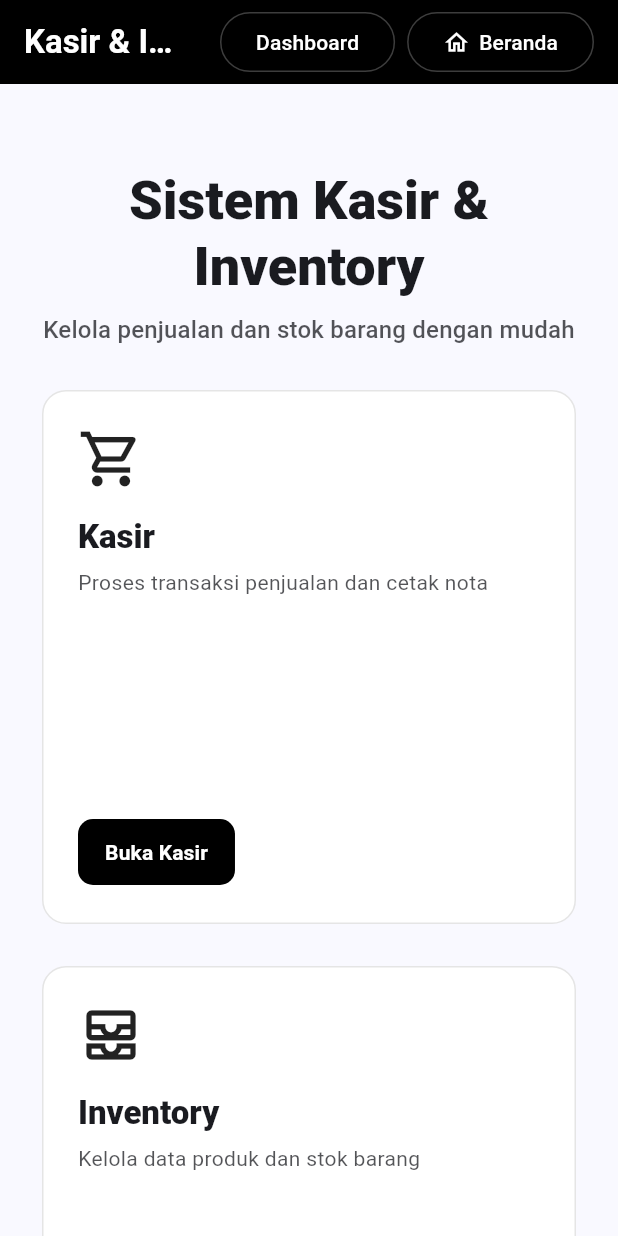
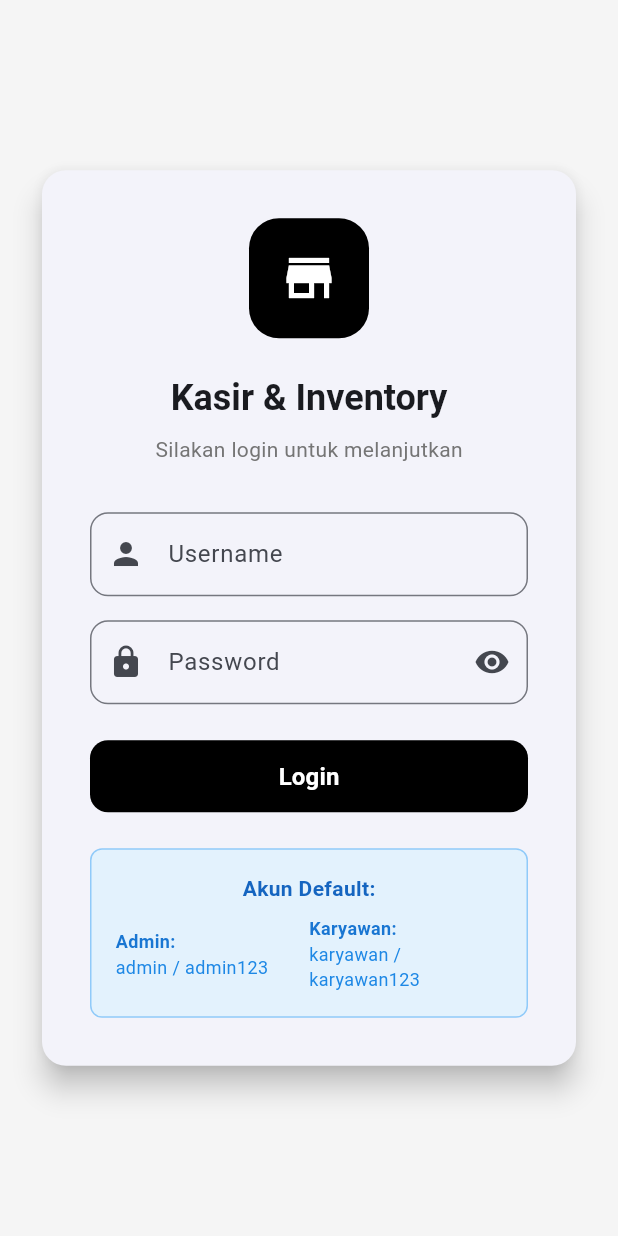
Before and after one commit to msyafach/aplikasi_kasir, a Flutter app: the screen it shows after launch, on a phone screen of 412 x 824 dp. Run offline on Flutter 3.47's test engine with Material 3 defaults, Android fonts, the phone set to English and light mode, and no system bars; our stand-ins replace file_picker, pdf, printing, sqflite, sqflite_common_ffi; accounts and stored records are empty.

Commit message:
login page addition

```diff
--- a/kasir_desktop/lib/main.dart
+++ b/kasir_desktop/lib/main.dart
@@ -2,8 +2,9 @@ import 'package:flutter/material.dart';
 import 'package:sqflite_common_ffi/sqflite_ffi.dart';
 import 'package:intl/date_symbol_data_local.dart';
 
-import 'pages/home.dart';
+import 'pages/auth_wrapper.dart';
 import 'services/db.dart';
+import 'services/auth_service.dart';
 
 Future<void> main() async {
   WidgetsFlutterBinding.ensureInitialized();
@@ -11,6 +12,7 @@ Future<void> main() async {
   sqfliteFfiInit();
   databaseFactory = databaseFactoryFfi;
   await DatabaseService.instance.open();
+  await AuthService.instance.initializeAuth();
   runApp(const KasirApp());
 }
 
@@ -18,6 +20,9 @@ class KasirApp extends StatelessWidget {
   const KasirApp({super.key});
   @override
   Widget build(BuildContext context) {
+    return ListenableBuilder(
+      listenable: AuthService.instance,
+      builder: (context, child) {
         return MaterialApp(
           title: 'Kasir & Inventory',
           debugShowCheckedModeBanner: false,
@@ -25,7 +30,9 @@ class KasirApp extends StatelessWidget {
             useMaterial3: true,
             colorScheme: ColorScheme.fromSeed(seedColor: const Color(0xFF111827)),
           ),
-      home: const HomePage(),
+          home: const AuthWrapper(),
+        );
+      },
     );
   }
 }
--- /dev/null
+++ b/kasir_desktop/lib/pages/auth_wrapper.dart
@@ -0,0 +1,24 @@
+import 'package:flutter/material.dart';
+import '../services/auth_service.dart';
+import 'login.dart';
+import 'home.dart';
+
+class AuthWrapper extends StatelessWidget {
+  const AuthWrapper({super.key});
+
+  @override
+  Widget build(BuildContext context) {
+    return ListenableBuilder(
+      listenable: AuthService.instance,
+      builder: (context, child) {
+        final authService = AuthService.instance;
+
+        if (authService.isLoggedIn) {
+          return const HomePage();
+        } else {
+          return const LoginPage();
+        }
+      },
+    );
+  }
+}
--- /dev/null
+++ b/kasir_desktop/lib/pages/login.dart
@@ -0,0 +1,282 @@
+import 'package:flutter/material.dart';
+import '../services/auth_service.dart';
+import 'home.dart';
+
+class LoginPage extends StatefulWidget {
+  const LoginPage({super.key});
+
+  @override
+  State<LoginPage> createState() => _LoginPageState();
+}
+
+class _LoginPageState extends State<LoginPage> {
+  final _formKey = GlobalKey<FormState>();
+  final _usernameController = TextEditingController();
+  final _passwordController = TextEditingController();
+  bool _isLoading = false;
+  bool _obscurePassword = true;
+
+  @override
+  void dispose() {
+    _usernameController.dispose();
+    _passwordController.dispose();
+    super.dispose();
+  }
+
+  Future<void> _login() async {
+    if (!_formKey.currentState!.validate()) return;
+
+    setState(() => _isLoading = true);
+
+    try {
+      final success = await AuthService.instance.login(
+        _usernameController.text.trim(),
+        _passwordController.text,
+      );
+
+      if (success && mounted) {
+        // AuthWrapper akan handle navigation otomatis
+      } else if (mounted) {
+        ScaffoldMessenger.of(context).showSnackBar(
+          const SnackBar(
+            content: Text('Username atau password salah'),
+            backgroundColor: Colors.red,
+          ),
+        );
+      }
+    } catch (e) {
+      if (mounted) {
+        ScaffoldMessenger.of(context).showSnackBar(
+          SnackBar(
+            content: Text('Login gagal: $e'),
+            backgroundColor: Colors.red,
+          ),
+        );
+      }
+    } finally {
+      if (mounted) {
+        setState(() => _isLoading = false);
+      }
+    }
+  }
+
+  @override
+  Widget build(BuildContext context) {
+    final theme = Theme.of(context);
+
+    return Scaffold(
+      backgroundColor: Colors.grey[100],
+      body: Center(
+        child: SingleChildScrollView(
+          padding: const EdgeInsets.all(24),
+          child: ConstrainedBox(
+            constraints: const BoxConstraints(maxWidth: 400),
+            child: Card(
+              elevation: 8,
+              shape: RoundedRectangleBorder(
+                borderRadius: BorderRadius.circular(16),
+              ),
+              child: Padding(
+                padding: const EdgeInsets.all(32),
+                child: Form(
+                  key: _formKey,
+                  child: Column(
+                    mainAxisSize: MainAxisSize.min,
+                    children: [
+                      // Logo/Icon
+                      Container(
+                        width: 80,
+                        height: 80,
+                        decoration: BoxDecoration(
+                          color: Colors.black,
+                          borderRadius: BorderRadius.circular(20),
+                        ),
+                        child: const Icon(
+                          Icons.store,
+                          color: Colors.white,
+                          size: 40,
+                        ),
+                      ),
+                      const SizedBox(height: 24),
+
+                      // Title
+                      Text(
+                        'Kasir & Inventory',
+                        style: theme.textTheme.headlineSmall?.copyWith(
+                          fontWeight: FontWeight.bold,
+                        ),
+                      ),
+                      const SizedBox(height: 8),
+                      Text(
+                        'Silakan login untuk melanjutkan',
+                        style: theme.textTheme.bodyMedium?.copyWith(
+                          color: Colors.grey[600],
+                        ),
+                      ),
+                      const SizedBox(height: 32),
+
+                      // Username Field
+                      TextFormField(
+                        controller: _usernameController,
+                        decoration: InputDecoration(
+                          labelText: 'Username',
+                          prefixIcon: const Icon(Icons.person),
+                          border: OutlineInputBorder(
+                            borderRadius: BorderRadius.circular(12),
+                          ),
+                        ),
+                        validator: (value) {
+                          if (value == null || value.trim().isEmpty) {
+                            return 'Username tidak boleh kosong';
+                          }
+                          return null;
+                        },
+                        onFieldSubmitted: (_) => _login(),
+                      ),
+                      const SizedBox(height: 16),
+
+                      // Password Field
+                      TextFormField(
+                        controller: _passwordController,
+                        obscureText: _obscurePassword,
+                        decoration: InputDecoration(
+                          labelText: 'Password',
+                          prefixIcon: const Icon(Icons.lock),
+                          suffixIcon: IconButton(
+                            icon: Icon(
+                              _obscurePassword
+                                  ? Icons.visibility
+                                  : Icons.visibility_off,
+                            ),
+                            onPressed: () {
+                              setState(() {
+                                _obscurePassword = !_obscurePassword;
+                              });
+                            },
+                          ),
+                          border: OutlineInputBorder(
+                            borderRadius: BorderRadius.circular(12),
+                          ),
+                        ),
+                        validator: (value) {
+                          if (value == null || value.isEmpty) {
+                            return 'Password tidak boleh kosong';
+                          }
+                          return null;
+                        },
+                        onFieldSubmitted: (_) => _login(),
+                      ),
+                      const SizedBox(height: 24),
+
+                      // Login Button
+                      SizedBox(
+                        width: double.infinity,
+                        height: 48,
+                        child: FilledButton(
+                          onPressed: _isLoading ? null : _login,
+                          style: FilledButton.styleFrom(
+                            backgroundColor: Colors.black,
+                            shape: RoundedRectangleBorder(
+                              borderRadius: BorderRadius.circular(12),
+                            ),
+                          ),
+                          child: _isLoading
+                              ? const SizedBox(
+                                  width: 20,
+                                  height: 20,
+                                  child: CircularProgressIndicator(
+                                    strokeWidth: 2,
+                                    color: Colors.white,
+                                  ),
+                                )
+                              : const Text(
+                                  'Login',
+                                  style: TextStyle(
+                                    fontSize: 16,
+                                    fontWeight: FontWeight.w600,
+                                  ),
+                                ),
+                        ),
+                      ),
+                      const SizedBox(height: 24),
+
+                      // Default Accounts Info
+                      Container(
+                        padding: const EdgeInsets.all(16),
+                        decoration: BoxDecoration(
+                          color: Colors.blue.shade50,
+                          borderRadius: BorderRadius.circular(8),
+                          border: Border.all(color: Colors.blue.shade200),
+                        ),
+                        child: Column(
+                          children: [
+                            Text(
+                              'Akun Default:',
+                              style: TextStyle(
+                                fontWeight: FontWeight.w600,
+                                color: Colors.blue.shade800,
+                              ),
+                            ),
+                            const SizedBox(height: 8),
+                            Row(
+                              children: [
+                                Expanded(
+                                  child: Column(
+                                    crossAxisAlignment: CrossAxisAlignment.start,
+                                    children: [
+                                      Text(
+                                        'Admin:',
+                                        style: TextStyle(
+                                          fontWeight: FontWeight.w600,
+                                          color: Colors.blue.shade700,
+                                          fontSize: 12,
+                                        ),
+                                      ),
+                                      Text(
+                                        'admin / admin123',
+                                        style: TextStyle(
+                                          color: Colors.blue.shade600,
+                                          fontSize: 12,
+                                        ),
+                                      ),
+                                    ],
+                                  ),
+                                ),
+                                Expanded(
+                                  child: Column(
+                                    crossAxisAlignment: CrossAxisAlignment.start,
+                                    children: [
+                                      Text(
+                                        'Karyawan:',
+                                        style: TextStyle(
+                                          fontWeight: FontWeight.w600,
+                                          color: Colors.blue.shade700,
+                                          fontSize: 12,
+                                        ),
+                                      ),
+                                      Text(
+                                        'karyawan / karyawan123',
+                                        style: TextStyle(
+                                          color: Colors.blue.shade600,
+                                          fontSize: 12,
+                                        ),
+                                      ),
+                                    ],
+                                  ),
+                                ),
+                              ],
+                            ),
+                          ],
+                        ),
+                      ),
+                    ],
+                  ),
+                ),
+              ),
+            ),
+          ),
+        ),
+      ),
+    );
+  }
+}
--- /dev/null
+++ b/kasir_desktop/lib/services/auth_service.dart
@@ -0,0 +1,70 @@
+import 'package:flutter/foundation.dart';
+import 'db.dart';
+
+class AuthService extends ChangeNotifier {
+  static final AuthService _instance = AuthService._internal();
+  factory AuthService() => _instance;
+  AuthService._internal();
+
+  static AuthService get instance => _instance;
+
+  Map<String, dynamic>? _currentUser;
+  bool _isLoggedIn = false;
+
+  Map<String, dynamic>? get currentUser => _currentUser;
+  bool get isLoggedIn => _isLoggedIn;
+  bool get isAdmin => _currentUser?['role'] == 'admin';
+  bool get isKaryawan => _currentUser?['role'] == 'karyawan';
+  String get userFullName => _currentUser?['full_name'] ?? 'Unknown';
+  String get userRole => _currentUser?['role'] ?? 'unknown';
+
+  Future<bool> login(String username, String password) async {
+    try {
+      final user = await DatabaseService.instance.authenticateUser(username, password);
+
+      if (user != null) {
+        _currentUser = user;
+        _isLoggedIn = true;
+        notifyListeners();
+        return true;
+      }
+
+      return false;
+    } catch (e) {
+      debugPrint('Login error: $e');
+      return false;
+    }
+  }
+
+  void logout() {
+    _currentUser = null;
+    _isLoggedIn = false;
+    notifyListeners();
+  }
+
+  bool hasPermission(String permission) {
+    if (!_isLoggedIn) return false;
+
+    switch (permission) {
+      case 'dashboard':
+        return isAdmin;
+      case 'inventory_full':
+        return isAdmin;
+      case 'inventory_view':
+        return true; // Both admin and karyawan can view
+      case 'pos':
+        return true; // Both can use POS
+      case 'history':
+        return isAdmin; // Only admin can see full history
+      case 'user_management':
+        return isAdmin;
+      default:
+        return false;
+    }
+  }
+
+  Future<void> initializeAuth() async {
+    // Initialize default users if needed
+    await DatabaseService.instance.seedDefaultUsersIfEmpty();
+  }
+}
--- a/kasir_desktop/lib/services/db.dart
+++ b/kasir_desktop/lib/services/db.dart
@@ -43,6 +43,20 @@ class DatabaseService {
   }
 
   Future<void> _createCoreTables(sql.Database db) async {
+    // Tabel users untuk autentikasi
+    await db.execute('''
+      CREATE TABLE IF NOT EXISTS users(
+        id INTEGER PRIMARY KEY AUTOINCREMENT,
+        username TEXT NOT NULL UNIQUE,
+        password TEXT NOT NULL,
+        role TEXT NOT NULL CHECK(role IN ('admin', 'karyawan')),
+        full_name TEXT NOT NULL,
+        is_active INTEGER NOT NULL DEFAULT 1,
+        created_at TEXT NOT NULL DEFAULT CURRENT_TIMESTAMP,
+        last_login TEXT
+      );
+    ''');
+
     await db.execute('''
       CREATE TABLE IF NOT EXISTS products(
         id INTEGER PRIMARY KEY AUTOINCREMENT,
@@ -144,6 +158,7 @@ class DatabaseService {
     await _createCoreTables(db);
     await _migrateSalesTable(db);
     await _ensureSaleItemsTable(db);
+    await seedDefaultUsersIfEmpty();
   }
 
   Future<void> seedSampleProductsIfEmpty() async {
@@ -174,6 +189,122 @@ class DatabaseService {
       'stock': 20
     });
     await batch.commit(noResult: true);
+  }
+
+  Future<void> seedDefaultUsersIfEmpty() async {
+    final db = await database;
+    final cnt = sql.Sqflite.firstIntValue(
+          await db.rawQuery('SELECT COUNT(*) FROM users'),
+        ) ??
+        0;
+    if (cnt > 0) return;
+
+    final batch = db.batch();
+
+    // Admin default
+    batch.insert('users', {
+      'username': 'admin',
+      'password': 'admin123',
+      'role': 'admin',
+      'full_name': 'Administrator',
+      'is_active': 1,
+      'created_at': DateTime.now().toIso8601String(),
+    });
+
+    // Karyawan default
+    batch.insert('users', {
+      'username': 'karyawan',
+      'password': 'karyawan123',
+      'role': 'karyawan',
+      'full_name': 'Karyawan',
+      'is_active': 1,
+      'created_at': DateTime.now().toIso8601String(),
+    });
+
+    await batch.commit(noResult: true);
+  }
+
+  // ------------------------------- User Management -----------------------------------
+
+  Future<Map<String, dynamic>?> authenticateUser(String username, String password) async {
+    final db = await database;
+    final result = await db.rawQuery('''
+      SELECT id, username, role, full_name, is_active
+      FROM users
+      WHERE username = ? AND password = ? AND is_active = 1
+      LIMIT 1
+    ''', [username, password]);
+
+    if (result.isEmpty) return null;
+
+    final user = result.first;
+
+    // Update last_login
+    await db.update(
+      'users',
+      {'last_login': DateTime.now().toIso8601String()},
+      where: 'id = ?',
+      whereArgs: [user['id']],
+    );
+
+    return {
+      'id': user['id'],
+      'username': user['username'],
+      'role': user['role'],
+      'full_name': user['full_name'],
+    };
+  }
+
+  Future<List<Map<String, Object?>>> getAllUsers() async {
+    final db = await database;
+    return db.rawQuery('''
+      SELECT id, username, role, full_name, is_active, created_at, last_login
+      FROM users
+      ORDER BY created_at DESC
+    ''');
+  }
+
+  Future<int> createUser({
+    required String username,
+    required String password,
+    required String role,
+    required String fullName,
+    bool isActive = true,
+  }) async {
+    final db = await database;
+    return db.insert('users', {
+      'username': username,
+      'password': password,
+      'role': role,
+      'full_name': fullName,
+      'is_active': isActive ? 1 : 0,
+      'created_at': DateTime.now().toIso8601String(),
+    });
+  }
+
+  Future<int> updateUser({
+    required int id,
+    String? password,
+    String? role,
+    String? fullName,
+    bool? isActive,
+  }) async {
+    final db = await database;
+    final data = <String, dynamic>{};
+
+    if (password != null) data['password'] = password;
+    if (role != null) data['role'] = role;
+    if (fullName != null) data['full_name'] = fullName;
+    if (isActive != null) data['is_active'] = isActive ? 1 : 0;
+
+    if (data.isEmpty) return 0;
+
+    return db.update('users', data, where: 'id = ?', whereArgs: [id]);
+  }
+
+  Future<int> deleteUser(int id) async {
+    final db = await database;
+    return db.delete('users', where: 'id = ?', whereArgs: [id]);
   }
 
   // ------------------------------- Produk -----------------------------------
```
Also changed, not shown: kasir_desktop/lib/pages/home.dart (+105 -27 lines). Lines whose indentation alone changed are shown as unchanged.
